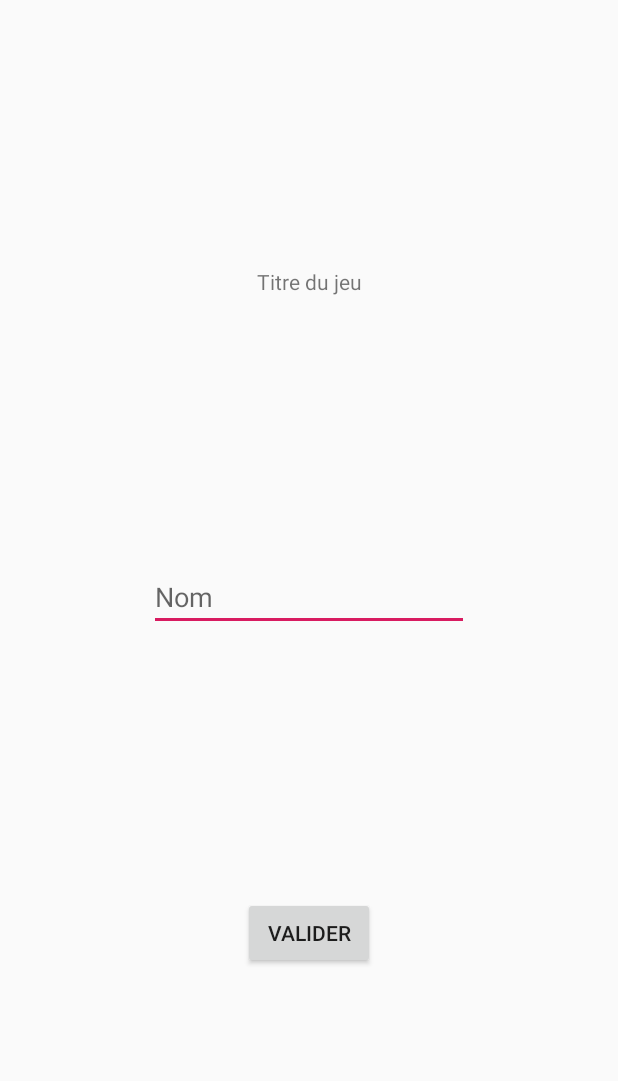
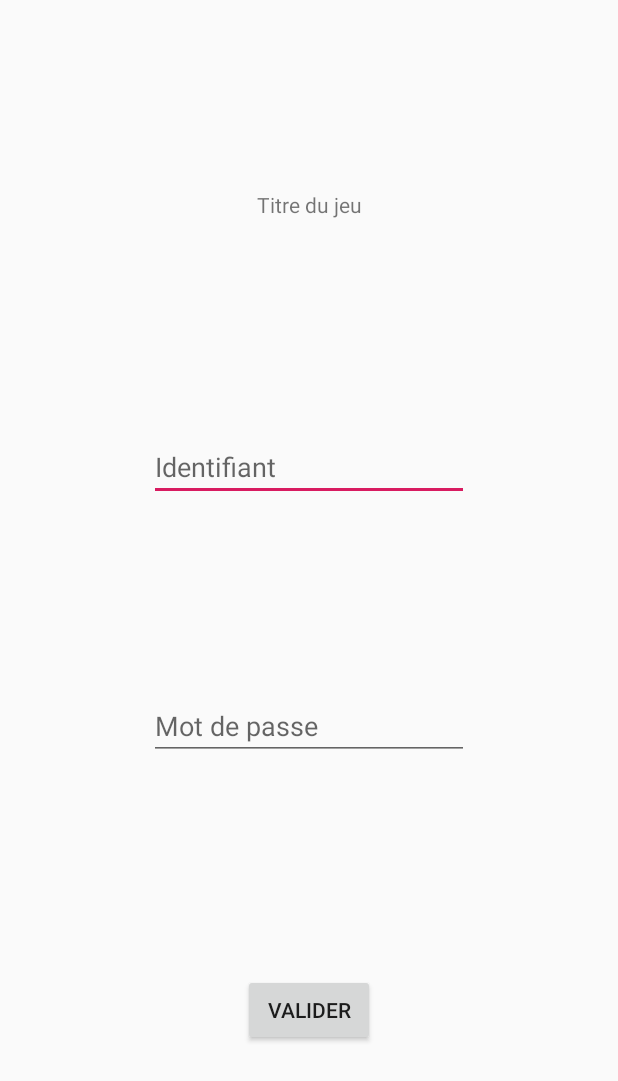
Before and after one commit to Arkadamus/JeuDePiste, an Android app: the layout activity_login.xml on its own in the app's theme, with its tools: preview values and no code run, on a phone screen of 412 x 824 dp. Shown: the top 1081 px of the screen. Run offline under Robolectric (Android 15) with nearby library versions, the phone set to English and light mode, and no system bars.

```diff
--- a/app/src/main/res/layout/activity_login.xml
+++ b/app/src/main/res/layout/activity_login.xml
@@ -10,13 +10,26 @@
         android:id="@+id/editText_nom"
         android:layout_width="wrap_content"
         android:layout_height="wrap_content"
+        android:layout_marginTop="16dp"
         android:ems="10"
-        android:hint="Nom"
+        android:hint="Identifiant"
+        android:inputType="textPersonName"
+        app:layout_constraintBottom_toTopOf="@+id/editText_nom2"
+        app:layout_constraintEnd_toEndOf="parent"
+        app:layout_constraintStart_toStartOf="parent"
+        app:layout_constraintTop_toBottomOf="@+id/textView" />
+
+    <EditText
+        android:id="@+id/editText_nom2"
+        android:layout_width="wrap_content"
+        android:layout_height="wrap_content"
+        android:ems="10"
+        android:hint="Mot de passe"
         android:inputType="textPersonName"
         app:layout_constraintBottom_toTopOf="@+id/button"
         app:layout_constraintEnd_toEndOf="parent"
         app:layout_constraintStart_toStartOf="parent"
-        app:layout_constraintTop_toBottomOf="@+id/textView" />
+        app:layout_constraintTop_toBottomOf="@+id/editText_nom" />
 
     <TextView
         android:id="@+id/textView"
@@ -32,10 +45,11 @@
         android:id="@+id/button"
         android:layout_width="wrap_content"
         android:layout_height="wrap_content"
+        android:layout_marginTop="16dp"
         android:onClick="commencerJeu"
         android:text="Valider"
         app:layout_constraintBottom_toBottomOf="parent"
         app:layout_constraintEnd_toEndOf="parent"
         app:layout_constraintStart_toStartOf="parent"
-        app:layout_constraintTop_toBottomOf="@+id/editText_nom" />
+        app:layout_constraintTop_toBottomOf="@+id/editText_nom2" />
 </androidx.constraintlayout.widget.ConstraintLayout>
--- a/build.gradle
+++ b/build.gradle
@@ -7,7 +7,7 @@ buildscript {
 
     }
     dependencies {
-        classpath 'com.android.tools.build:gradle:3.5.0'
+        classpath 'com.android.tools.build:gradle:3.5.1'
 
         // NOTE: Do not place your application dependencies here; they belong
         // in the individual module build.gradle files
```
Also changed, not shown: 2 other files.
